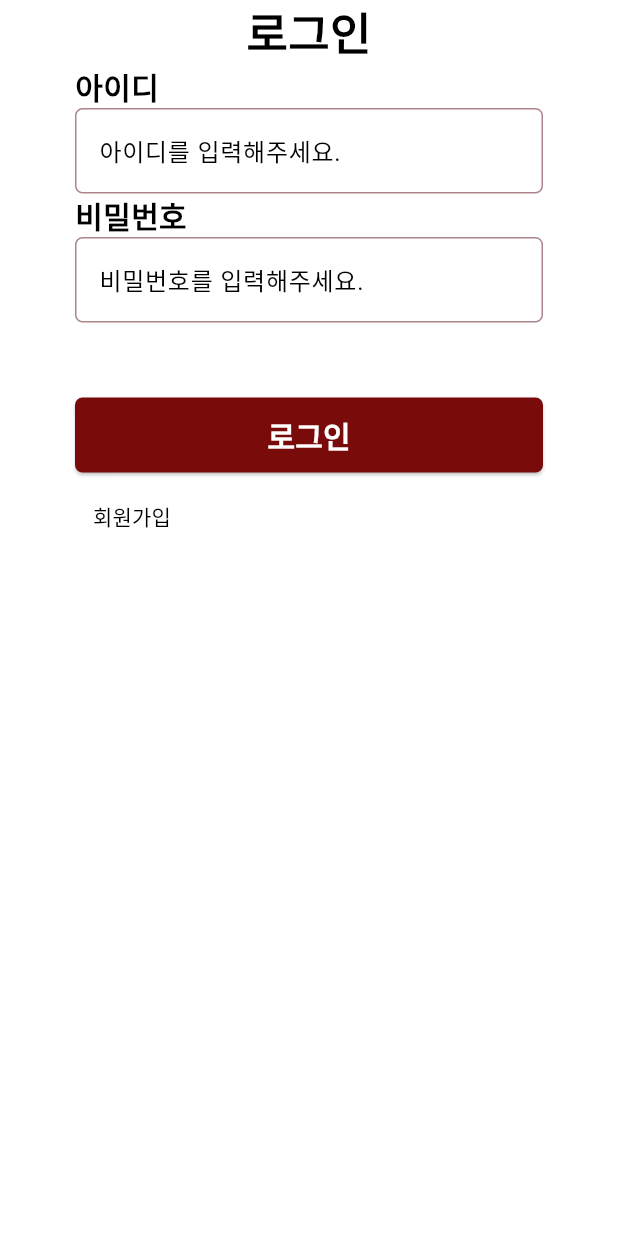
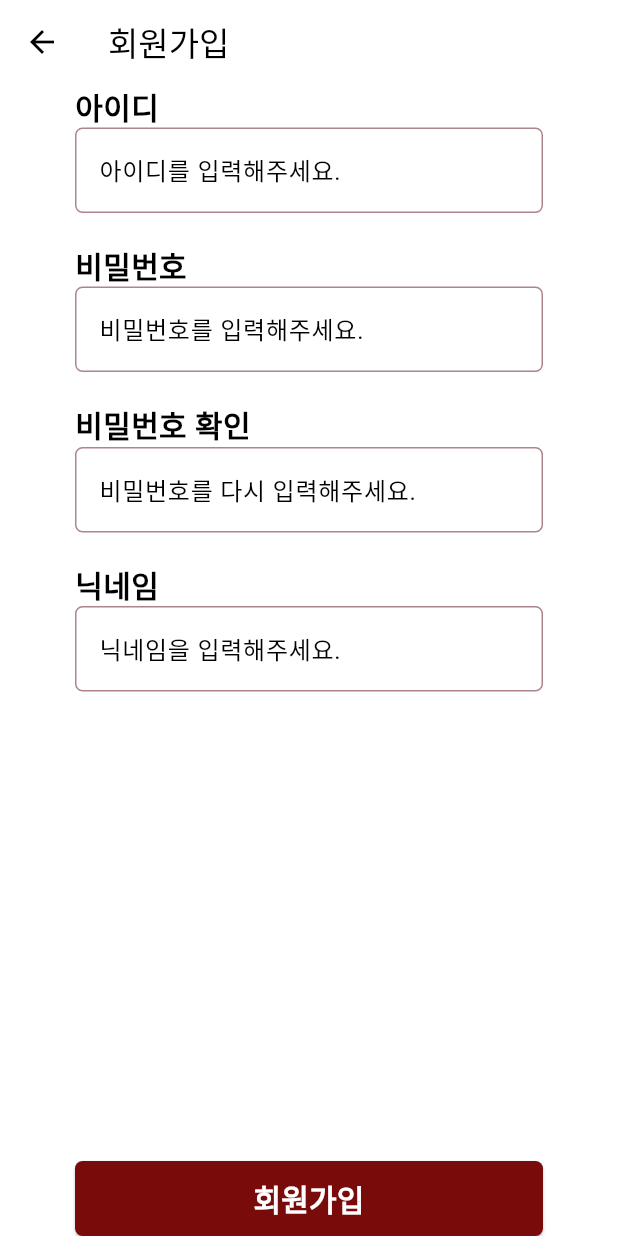
Before and after one commit to lee-giho/chatting-app, a Flutter app: the screen it shows after launch, after a tap on "회원가입", on a phone screen of 412 x 824 dp. Run offline on Flutter 3.47's test engine with Material 3 defaults, Android fonts, the phone set to English and light mode, and no system bars.

Commit message:
회원가입 UI 생성

```diff
--- a/front-end/chatting_app/lib/screens/login_screen.dart
+++ b/front-end/chatting_app/lib/screens/login_screen.dart
@@ -1,3 +1,4 @@
+import 'package:chatting_app/screens/register_screen.dart';
 import 'package:flutter/material.dart';
 
 class LoginScreen extends StatefulWidget {
@@ -51,8 +52,9 @@ class _LoginScreenState extends State<LoginScreen> {
                   ),
                 ),
               ),
-              Container( // 로그인 부분
+              Expanded( // 로그인 부분
                 child: Column(
+                  mainAxisAlignment: MainAxisAlignment.center,
                   children: [
                     Form(
                       key: formKey,
@@ -95,7 +97,8 @@ class _LoginScreenState extends State<LoginScreen> {
                               ],
                             ),
                           ),
-                          Container( // 아이디 입력 부분
+                          SizedBox(height: 20),
+                          Container( // 비밀번호 입력 부분
                             child: Column(
                               crossAxisAlignment: CrossAxisAlignment.start,
                               children: [
@@ -135,7 +138,7 @@ class _LoginScreenState extends State<LoginScreen> {
                         ],
                       )
                     ),
-                    SizedBox(height: 50),
+                    SizedBox(height: 30),
                     Container(
                       child: ElevatedButton(
                         onPressed: () {
@@ -165,6 +168,12 @@ class _LoginScreenState extends State<LoginScreen> {
                         TextButton(
                           onPressed: () {
                             print("회원가입 클릭!!!");
+                            Navigator.push(
+                              context,
+                              MaterialPageRoute(
+                                builder: (context) => const RegisterScreen()
+                              )
+                            );
                           },
                           style: TextButton.styleFrom(
                             foregroundColor: Colors.white
--- /dev/null
+++ b/front-end/chatting_app/lib/screens/register_screen.dart
@@ -0,0 +1,242 @@
+import 'package:flutter/material.dart';
+
+class RegisterScreen extends StatefulWidget {
+  const RegisterScreen({super.key});
+
+  @override
+  State<RegisterScreen> createState() => _RegisterScreenState();
+}
+
+class _RegisterScreenState extends State<RegisterScreen> {
+
+  var idController = TextEditingController();
+  var passwordController = TextEditingController();
+  var rePasswordController = TextEditingController();
+  var nickNameController = TextEditingController();
+
+  FocusNode idFocus = FocusNode();
+  FocusNode passwordFocus = FocusNode();
+  FocusNode rePasswordFocus = FocusNode();
+  FocusNode nickNameFocus = FocusNode();
+
+  GlobalKey<FormState> formKey = GlobalKey<FormState>();
+
+  @override
+  void dispose() {
+    super.dispose();
+
+    idController.dispose();
+    passwordController.dispose();
+    rePasswordController.dispose();
+    nickNameController.dispose();
+
+    idFocus.dispose();
+    passwordFocus.dispose();
+    rePasswordFocus.dispose();
+    nickNameFocus.dispose();
+  }
+
+  @override
+  Widget build(BuildContext context) {
+    return Scaffold(
+      appBar: AppBar(
+        title: Align(
+          alignment: Alignment.centerLeft,
+          child: Text(
+            "회원가입"
+          ),
+        ),
+      ),
+      body: SafeArea(
+        child: Container(
+          width: double.infinity,
+          padding: EdgeInsets.fromLTRB(50, 0, 50, 0),
+          child: Column(
+            children: [
+              Expanded(
+                child: Form( // 회원가입 폼
+                  key: formKey,
+                  child: Column(
+                    children: [
+                      Container( // 아이디 입력 부분
+                        child: Column(
+                          crossAxisAlignment: CrossAxisAlignment.start,
+                          children: [
+                            Text(
+                              "아이디",
+                              style: TextStyle(
+                                fontSize: 20,
+                                fontWeight: FontWeight.bold
+                              ),
+                            ),
+                            TextFormField(
+                              controller: idController,
+                              focusNode: idFocus,
+                              decoration: const InputDecoration(
+                                hintText: "아이디를 입력해주세요.",
+                                enabledBorder: OutlineInputBorder(
+                                  borderRadius: BorderRadius.all(
+                                    Radius.circular(5)
+                                  ),
+                                  borderSide: BorderSide(
+                                    color: Color.fromRGBO(121, 55, 64, 0.612)
+                                  )
+                                ),
+                                focusedBorder: OutlineInputBorder(
+                                  borderRadius: BorderRadius.all(
+                                    Radius.circular(5)
+                                  ),
+                                  borderSide: BorderSide(
+                                    color: Color.fromRGBO(122, 11, 11, 1)
+                                  )
+                                )
+                              ),
+                            )
+                          ],
+                        ),
+                      ),
+                      SizedBox(height: 20),
+                      Container( // 비밀번호 입력 부분
+                        child: Column(
+                          crossAxisAlignment: CrossAxisAlignment.start,
+                          children: [
+                            Text(
+                              "비밀번호",
+                              style: TextStyle(
+                                fontSize: 20,
+                                fontWeight: FontWeight.bold
+                              ),
+                            ),
+                            TextFormField(
+                              controller: passwordController,
+                              focusNode: passwordFocus,
+                              decoration: const InputDecoration(
+                                hintText: "비밀번호를 입력해주세요.",
+                                enabledBorder: OutlineInputBorder(
+                                  borderRadius: BorderRadius.all(
+                                    Radius.circular(5)
+                                  ),
+                                  borderSide: BorderSide(
+                                    color: Color.fromRGBO(121, 55, 64, 0.612)
+                                  )
+                                ),
+                                focusedBorder: OutlineInputBorder(
+                                  borderRadius: BorderRadius.all(
+                                    Radius.circular(5)
+                                  ),
+                                  borderSide: BorderSide(
+                                    color: Color.fromRGBO(122, 11, 11, 1)
+                                  )
+                                )
+                              ),
+                            )
+                          ],
+                        ),
+                      ),
+                      SizedBox(height: 20),
+                      Container( // 비밀번호 재입력 부분
+                        child: Column(
+                          crossAxisAlignment: CrossAxisAlignment.start,
+                          children: [
+                            Text(
+                              "비밀번호 확인",
+                              style: TextStyle(
+                                fontSize: 20,
+                                fontWeight: FontWeight.bold
+                              ),
+                            ),
+                            TextFormField(
+                              controller: rePasswordController,
+                              focusNode: rePasswordFocus,
+                              decoration: const InputDecoration(
+                                hintText: "비밀번호를 다시 입력해주세요.",
+                                enabledBorder: OutlineInputBorder(
+                                  borderRadius: BorderRadius.all(
+                                    Radius.circular(5)
+                                  ),
+                                  borderSide: BorderSide(
+                                    color: Color.fromRGBO(121, 55, 64, 0.612)
+                                  )
+                                ),
+                                focusedBorder: OutlineInputBorder(
+                                  borderRadius: BorderRadius.all(
+                                    Radius.circular(5)
+                                  ),
+                                  borderSide: BorderSide(
+                                    color: Color.fromRGBO(122, 11, 11, 1)
+                                  )
+                                )
+                              ),
+                            )
+                          ],
+                        ),
+                      ),
+                      SizedBox(height: 20),
+                      Container( // 닉네임 입력 부분
+                        child: Column(
+                          crossAxisAlignment: CrossAxisAlignment.start,
+                          children: [
+                            Text(
+                              "닉네임",
+                              style: TextStyle(
+                                fontSize: 20,
+                                fontWeight: FontWeight.bold
+                              ),
+                            ),
+                            TextFormField(
+                              controller: nickNameController,
+                              focusNode: nickNameFocus,
+                              decoration: const InputDecoration(
+                                hintText: "닉네임을 입력해주세요.",
+                                enabledBorder: OutlineInputBorder(
+                                  borderRadius: BorderRadius.all(
+                                    Radius.circular(5)
+                                  ),
+                                  borderSide: BorderSide(
+                                    color: Color.fromRGBO(121, 55, 64, 0.612)
+                                  )
+                                ),
+                                focusedBorder: OutlineInputBorder(
+                                  borderRadius: BorderRadius.all(
+                                    Radius.circular(5)
+                                  ),
+                                  borderSide: BorderSide(
+                                    color: Color.fromRGBO(122, 11, 11, 1)
+                                  )
+                                )
+                              ),
+                            )
+                          ],
+                        ),
+                      )
+                    ],
+                  )
+                ),
+              ),
+              ElevatedButton(
+                onPressed: () {
+                  print("회원가입 버튼 클릭!!!");
+                },
+                style: ElevatedButton.styleFrom(
+                  minimumSize: const Size.fromHeight(50),
+                  backgroundColor: const Color.fromRGBO(122, 11, 11, 1),
+                  foregroundColor: Colors.white,
+                  shape: RoundedRectangleBorder(
+                    borderRadius: BorderRadius.circular(5)
+                  )
+                ),
+                child: Text(
+                  "회원가입",
+                  style: TextStyle(
+                    fontSize: 20,
+                    fontWeight: FontWeight.bold
+                  ),
+                )
+              )
+            ],
+          ),
+        )
+      ),
+    );
+  }
+}
```
